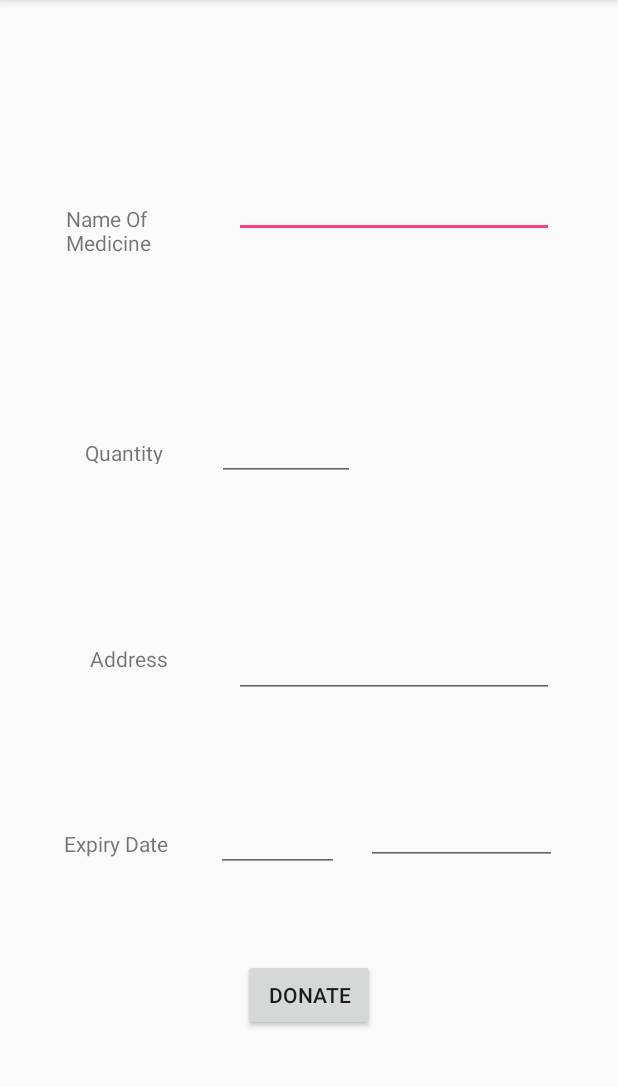
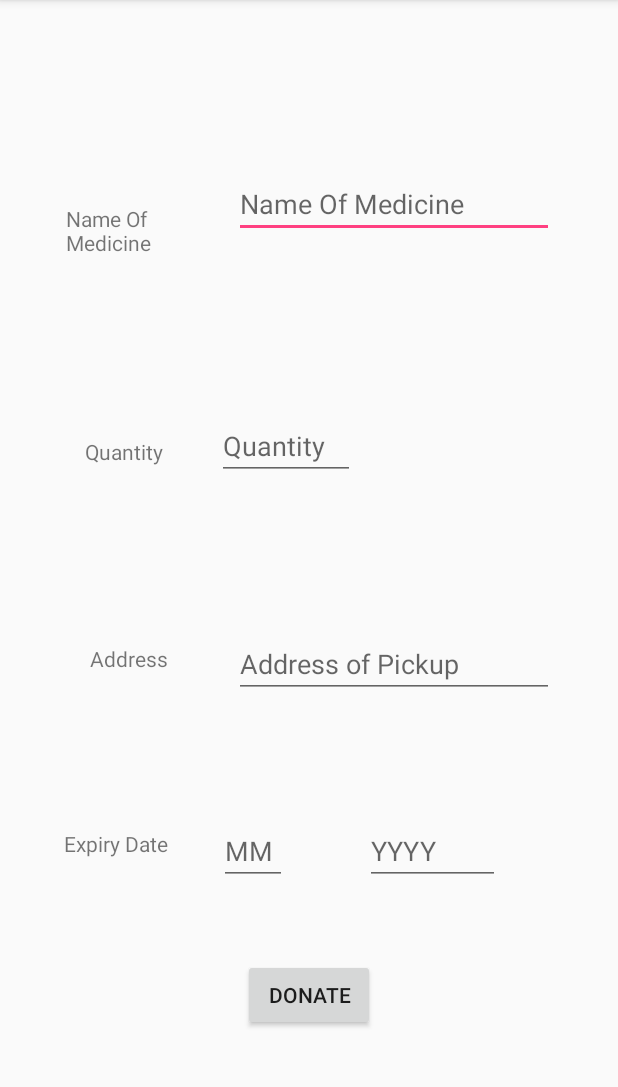
Before and after one commit to Pranav-Bhaskar/Med_app, an Android app: the screen it shows after launch (MainActivity), after a tap on "DONATE", on a phone screen of 412 x 824 dp, the part 84-1171 px from its top. Run offline under Robolectric (Android 15) with nearby library versions, the phone set to English and light mode, and no system bars; our stand-ins replace Firebase (no records; nobody signed in at launch, a user with empty details on screens opened directly); 3 statements that could not run were skipped.

Commit message:
final commit

```diff
--- a/app/src/main/java/com/kaneki/firebase/MainActivity.java
+++ b/app/src/main/java/com/kaneki/firebase/MainActivity.java
@@ -2,6 +2,7 @@ package com.kaneki.firebase;
 
 import android.support.v7.app.AppCompatActivity;
 import android.os.Bundle;
+import android.text.TextUtils;
 import android.view.View;
 import android.widget.Button;
 import android.widget.EditText;
@@ -48,17 +49,38 @@ public class MainActivity extends AppCompatActivity {
                 d_s_1 = d_et_1.getText().toString().trim();
                 d_s_2 = d_et_3.getText().toString().trim();
 
-                d_i_1 = Integer.parseInt( d_et_2.getText().toString() );
+                d_i_1 = Integer.parseInt(d_et_2.getText().toString().trim());
                 d_i_2 = Integer.parseInt(d_et_4.getText().toString().trim());
                 d_i_3 = Integer.parseInt(d_et_5.getText().toString().trim());
 
+                if (!TextUtils.isEmpty(d_s_1)) {
+                    Toast.makeText(getApplicationContext(), "Enter medicine name", Toast.LENGTH_LONG).show();
+                }
 
-                String id = databaseReference.push().getKey();
-                d_d_1 = new Details(id,d_s_1,d_s_2,d_i_1,d_i_2,d_i_3);
-                databaseReference.child(id).setValue(d_d_1);
+                else
+                    if(!TextUtils.isEmpty(d_et_2.getText().toString().trim()))
+                        Toast.makeText(getApplicationContext(), "Enter Quantity", Toast.LENGTH_LONG).show();
 
-                Toast.makeText (getApplicationContext(), "Donated", Toast.LENGTH_LONG).show();
+                else
+                    if(!TextUtils.isEmpty(d_s_2))
+                        Toast.makeText(getApplicationContext(), "Enter Address", Toast.LENGTH_LONG).show();
 
+                else
+                    if(!TextUtils.isEmpty(d_et_4.getText().toString().trim()))
+                        Toast.makeText(getApplicationContext(), "Enter month of Expiry", Toast.LENGTH_LONG).show();
+
+                else
+                    if(!TextUtils.isEmpty(d_et_5.getText().toString().trim()))
+                        Toast.makeText(getApplicationContext(), "Enter Year of Expiry", Toast.LENGTH_LONG).show();
+
+                else {
+
+                    String id = databaseReference.push().getKey();
+                    d_d_1 = new Details(id, d_s_1, d_s_2, d_i_1, d_i_2, d_i_3);
+                    databaseReference.child(id).setValue(d_d_1);
+
+                    Toast.makeText(getApplicationContext(), "Donated", Toast.LENGTH_LONG).show();
+                }
             }
         });
     }
--- a/app/src/main/res/layout/activity_main.xml
+++ b/app/src/main/res/layout/activity_main.xml
@@ -27,6 +27,7 @@
         android:layout_marginEnd="8dp"
         android:layout_marginStart="8dp"
         android:layout_marginTop="8dp"
+        android:hint="@string/d_et_1"
         android:ems="10"
         android:inputType="textPersonName"
         app:layout_constraintBottom_toBottomOf="parent"
@@ -39,7 +40,7 @@
     <TextView
         android:id="@+id/d_tv_2"
         android:layout_width="wrap_content"
-        android:layout_height="17dp"
+        android:layout_height="wrap_content"
         android:layout_marginBottom="8dp"
         android:layout_marginEnd="8dp"
         android:layout_marginStart="8dp"
@@ -55,11 +56,12 @@
     <EditText
         android:id="@+id/d_et_2"
         android:layout_width="92dp"
-        android:layout_height="47dp"
+        android:layout_height="wrap_content"
         android:layout_marginBottom="8dp"
         android:layout_marginEnd="8dp"
         android:layout_marginStart="8dp"
         android:layout_marginTop="8dp"
+        android:hint="@string/d_et_2"
         android:ems="10"
         android:inputType="number"
         app:layout_constraintBottom_toBottomOf="parent"
@@ -93,6 +95,7 @@
         android:layout_marginEnd="8dp"
         android:layout_marginStart="8dp"
         android:layout_marginTop="8dp"
+        android:hint="@string/d_et_3"
         android:ems="10"
         android:inputType="textPostalAddress"
         app:layout_constraintBottom_toBottomOf="parent"
@@ -135,36 +138,38 @@
 
     <EditText
         android:id="@+id/d_et_4"
-        android:layout_width="82dp"
-        android:layout_height="42dp"
+        android:layout_width="45dp"
+        android:layout_height="wrap_content"
         android:layout_marginBottom="8dp"
         android:layout_marginEnd="8dp"
         android:layout_marginStart="8dp"
         android:layout_marginTop="8dp"
         android:ems="10"
+        android:hint="@string/d_et_4"
         android:inputType="number"
         app:layout_constraintBottom_toBottomOf="parent"
         app:layout_constraintEnd_toEndOf="parent"
-        app:layout_constraintHorizontal_bias="0.433"
+        app:layout_constraintHorizontal_bias="0.394"
         app:layout_constraintStart_toStartOf="parent"
         app:layout_constraintTop_toTopOf="parent"
-        app:layout_constraintVertical_bias="0.748" />
+        app:layout_constraintVertical_bias="0.759" />
 
     <EditText
         android:id="@+id/d_et_5"
-        android:layout_width="127dp"
-        android:layout_height="39dp"
+        android:layout_width="90dp"
+        android:layout_height="wrap_content"
         android:layout_marginBottom="8dp"
         android:layout_marginEnd="8dp"
         android:layout_marginStart="8dp"
         android:layout_marginTop="8dp"
         android:ems="10"
+        android:hint="@string/d_et_5"
         android:inputType="number"
         app:layout_constraintBottom_toBottomOf="parent"
         app:layout_constraintEnd_toEndOf="parent"
-        app:layout_constraintHorizontal_bias="0.879"
+        app:layout_constraintHorizontal_bias="0.768"
         app:layout_constraintStart_toStartOf="parent"
         app:layout_constraintTop_toTopOf="parent"
-        app:layout_constraintVertical_bias="0.743" />
+        app:layout_constraintVertical_bias="0.759" />
 
 </android.support.constraint.ConstraintLayout>
--- a/app/src/main/res/values/strings.xml
+++ b/app/src/main/res/values/strings.xml
@@ -5,4 +5,9 @@
     <string name="d_tv_3">Address</string>
     <string name="d_b_1">Donate</string>
     <string name="d_tv_4">Expiry Date</string>
+    <string name="d_et_1">Name Of Medicine</string>
+    <string name="d_et_2">Quantity</string>
+    <string name="d_et_3">Address of Pickup</string>
+    <string name="d_et_4">MM</string>
+    <string name="d_et_5">YYYY</string>
 </resources>
```
